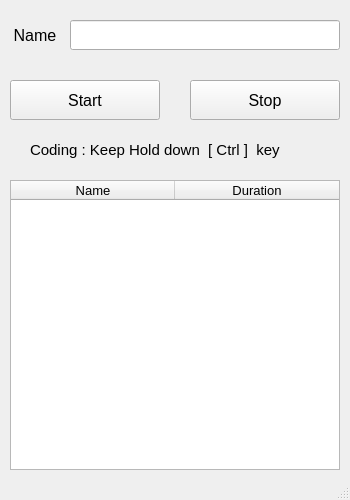
Old version of the form VideoCoding.ui in the repository ninnin92/VideoCoding.
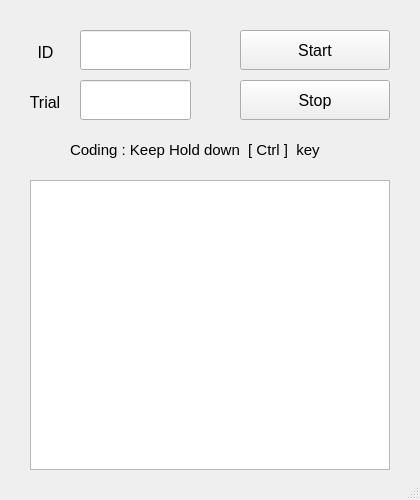
New version of the form.

Commit message: VidoeCoding beta版：最低限必要な機能はすべて実装

```diff
--- a/VideoCoding.ui
+++ b/VideoCoding.ui
@@ -6,7 +6,7 @@
    <rect>
     <x>0</x>
     <y>0</y>
-    <width>350</width>
+    <width>420</width>
     <height>500</height>
    </rect>
   </property>
@@ -22,8 +22,8 @@
    <widget class="QPushButton" name="pushButton_start">
     <property name="geometry">
      <rect>
-      <x>10</x>
-      <y>80</y>
+      <x>240</x>
+      <y>30</y>
       <width>150</width>
       <height>40</height>
      </rect>
@@ -43,7 +43,7 @@
    <widget class="QPushButton" name="pushButton_stop">
     <property name="geometry">
      <rect>
-      <x>190</x>
+      <x>240</x>
       <y>80</y>
       <width>150</width>
       <height>40</height>
@@ -62,10 +62,10 @@
    <widget class="QLineEdit" name="lineEdit">
     <property name="geometry">
      <rect>
-      <x>70</x>
-      <y>20</y>
-      <width>270</width>
-      <height>30</height>
+      <x>80</x>
+      <y>30</y>
+      <width>111</width>
+      <height>40</height>
      </rect>
     </property>
     <property name="font">
@@ -78,9 +78,9 @@
    <widget class="QLabel" name="label">
     <property name="geometry">
      <rect>
-      <x>10</x>
-      <y>20</y>
-      <width>50</width>
+      <x>30</x>
+      <y>37</y>
+      <width>31</width>
       <height>30</height>
      </rect>
     </property>
@@ -94,66 +94,16 @@
      <enum>Qt::LeftToRight</enum>
     </property>
     <property name="text">
-     <string>Name</string>
+     <string>ID</string>
     </property>
     <property name="alignment">
      <set>Qt::AlignCenter</set>
     </property>
    </widget>
-   <widget class="QTableWidget" name="tableWidget">
-    <property name="geometry">
-     <rect>
-      <x>10</x>
-      <y>180</y>
-      <width>330</width>
-      <height>290</height>
-     </rect>
-    </property>
-    <property name="font">
-     <font>
-      <family>Segoe UI</family>
-      <pointsize>10</pointsize>
-     </font>
-    </property>
-    <attribute name="horizontalHeaderDefaultSectionSize">
-     <number>164</number>
-    </attribute>
-    <attribute name="horizontalHeaderMinimumSectionSize">
-     <number>23</number>
-    </attribute>
-    <attribute name="verticalHeaderMinimumSectionSize">
-     <number>19</number>
-    </attribute>
-    <attribute name="verticalHeaderStretchLastSection">
-     <bool>false</bool>
-    </attribute>
-    <column>
-     <property name="text">
-      <string>Name</string>
-     </property>
-     <property name="font">
-      <font>
-       <family>Segoe UI</family>
-       <pointsize>10</pointsize>
-      </font>
-     </property>
-    </column>
-    <column>
-     <property name="text">
-      <string>Duration</string>
-     </property>
-     <property name="font">
-      <font>
-       <family>Segoe UI</family>
-       <pointsize>10</pointsize>
-      </font>
-     </property>
-    </column>
-   </widget>
    <widget class="QLabel" name="label_2">
     <property name="geometry">
      <rect>
-      <x>30</x>
+      <x>70</x>
       <y>140</y>
       <width>291</width>
       <height>20</height>
@@ -169,6 +119,57 @@
      <string>Coding : Keep Hold down  [ Ctrl ]  key</string>
     </property>
    </widget>
+   <widget class="QLabel" name="label_3">
+    <property name="geometry">
+     <rect>
+      <x>20</x>
+      <y>87</y>
+      <width>50</width>
+      <height>30</height>
+     </rect>
+    </property>
+    <property name="font">
+     <font>
+      <family>Segoe UI</family>
+      <pointsize>12</pointsize>
+     </font>
+    </property>
+    <property name="layoutDirection">
+     <enum>Qt::LeftToRight</enum>
+    </property>
+    <property name="text">
+     <string>Trial</string>
+    </property>
+    <property name="alignment">
+     <set>Qt::AlignCenter</set>
+    </property>
+   </widget>
+   <widget class="QLineEdit" name="lineEdit_Trial">
+    <property name="geometry">
+     <rect>
+      <x>80</x>
+      <y>80</y>
+      <width>111</width>
+      <height>40</height>
+     </rect>
+    </property>
+    <property name="font">
+     <font>
+      <family>Segoe UI</family>
+      <pointsize>10</pointsize>
+     </font>
+    </property>
+   </widget>
+   <widget class="QTextBrowser" name="textBrowser">
+    <property name="geometry">
+     <rect>
+      <x>30</x>
+      <y>180</y>
+      <width>360</width>
+      <height>290</height>
+     </rect>
+    </property>
+   </widget>
   </widget>
   <widget class="QStatusBar" name="statusbar"/>
  </widget>
```
Left out of the diff: 20 changed lines with no effect on the pictures. The commit also changes 5 other files.
